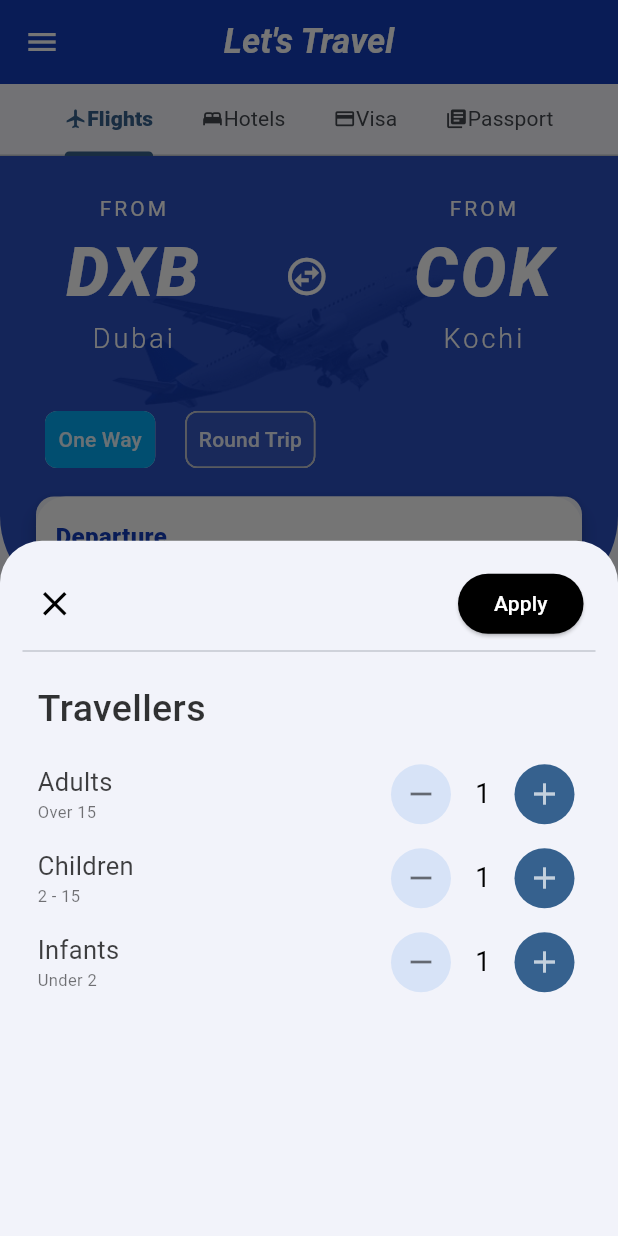
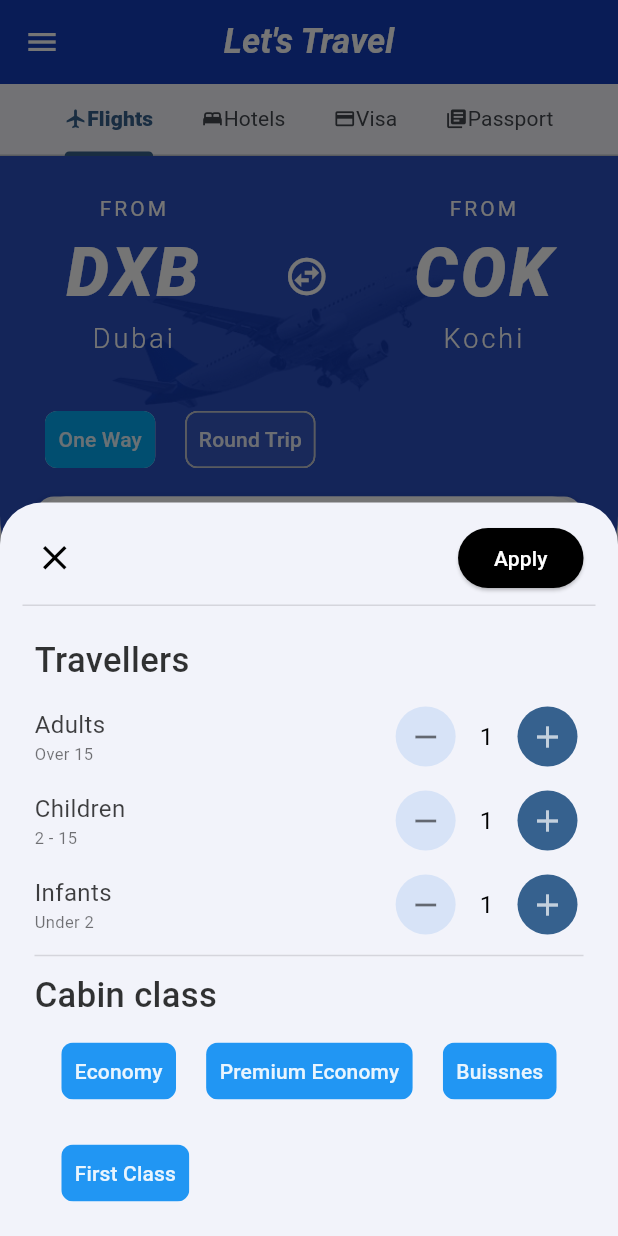
Before and after one commit to saninthottungal/fairFlights, a Flutter app: the screen it shows after launch, after a tap on "1 Traveller/Economy", on a phone screen of 412 x 824 dp. Run offline on Flutter 3.47's test engine with Material 3 defaults, Android fonts, the light colour scheme and no system bars; our stand-ins replace easy_date_timeline, google_fonts; missing offline and left inert: paged_vertical_calendar.

Commit message:
modale sheet almost completed

```diff
--- a/lib/Screens/ScreenHome/Widgets/Counter.dart
+++ b/lib/Screens/ScreenHome/Widgets/Counter.dart
@@ -21,7 +21,7 @@ class Counter extends StatelessWidget {
                 style: TextStyle(
                   color: Colors.black.withOpacity(0.75),
                   fontWeight: FontWeight.w400,
-                  fontSize: 17,
+                  fontSize: 16,
                 ),
               ),
             ),
@@ -49,7 +49,7 @@ class Counter extends StatelessWidget {
             const SizedBox(width: 12),
             const Text(
               "1",
-              style: TextStyle(color: Colors.black, fontSize: 18),
+              style: TextStyle(color: Colors.black, fontSize: 16),
             ),
             const SizedBox(width: 12),
             IconButton.filled(
--- a/lib/Screens/ScreenHome/Widgets/InputsWidget.dart
+++ b/lib/Screens/ScreenHome/Widgets/InputsWidget.dart
@@ -130,9 +130,11 @@ class InputsWidget extends StatelessWidget {
                           title: "1 Traveller/Economy",
                           onTap: () {
                             showModalBottomSheet(
+                                isScrollControlled: true,
                                 context: context,
                                 builder: (ctx) {
-                                  return const ModaleContainer();
+                                  return const SingleChildScrollView(
+                                      child: ModaleContainer());
                                 });
                           },
                         ),
--- a/lib/Screens/ScreenHome/Widgets/ModaleContainer.dart
+++ b/lib/Screens/ScreenHome/Widgets/ModaleContainer.dart
@@ -1,6 +1,8 @@
 import 'package:flight_booking/Screens/ScreenHome/Widgets/Counter.dart';
+import 'package:flight_booking/Screens/ScreenHome/Widgets/CustomChip.dart';
 import 'package:flutter/cupertino.dart';
 import 'package:flutter/material.dart';
+import 'package:flutter/widgets.dart';
 
 class ModaleContainer extends StatelessWidget {
   const ModaleContainer({super.key});
@@ -9,7 +11,7 @@ class ModaleContainer extends StatelessWidget {
   Widget build(BuildContext context) {
     return Container(
       margin: const EdgeInsets.only(
-        top: 10,
+        top: 5,
         left: 15,
         right: 15,
       ),
@@ -37,10 +39,13 @@ class ModaleContainer extends StatelessWidget {
                       )),
                 ],
               )),
-          const Divider(height: 0),
+          const Divider(
+            height: 0,
+            color: Colors.black12,
+          ),
           const SizedBox(height: 20),
           Padding(
-            padding: const EdgeInsets.symmetric(horizontal: 10),
+            padding: const EdgeInsets.only(left: 8, right: 8, bottom: 8),
             child: Column(
               children: [
                 SizedBox(
@@ -50,19 +55,59 @@ class ModaleContainer extends StatelessWidget {
                     style: TextStyle(
                       color: Colors.black.withOpacity(0.8),
                       fontWeight: FontWeight.w500,
-                      fontSize: 25,
+                      fontSize: 23,
                     ),
                   ),
                 ),
-                const SizedBox(height: 15),
+                const SizedBox(height: 10),
                 const Counter(title: 'Adults', subtitle: 'Over 15'),
                 const SizedBox(height: 8),
                 const Counter(title: 'Children', subtitle: '2 - 15'),
                 const SizedBox(height: 8),
                 const Counter(title: 'Infants', subtitle: 'Under 2'),
+                const Divider(color: Colors.black12, height: 20),
+                SizedBox(
+                  width: double.infinity,
+                  child: Text(
+                    "Cabin class",
+                    style: TextStyle(
+                      color: Colors.black.withOpacity(0.8),
+                      fontWeight: FontWeight.w500,
+                      fontSize: 23,
+                    ),
+                  ),
+                ),
+                Wrap(
+                  children: [
+                    CustomChip(
+                      title: "Economy",
+                      isSelected: true,
+                      onSelected: (value) {},
+                      color: Colors.blue,
+                    ),
+                    CustomChip(
+                      title: "Premium Economy",
+                      isSelected: true,
+                      onSelected: (value) {},
+                      color: Colors.blue,
+                    ),
+                    CustomChip(
+                      title: "Buissnes",
+                      isSelected: true,
+                      onSelected: (value) {},
+                      color: Colors.blue,
+                    ),
+                    CustomChip(
+                      title: "First Class",
+                      isSelected: true,
+                      onSelected: (value) {},
+                      color: Colors.blue,
+                    ),
+                  ],
+                )
               ],
             ),
-          )
+          ),
         ],
       ),
     );
```
